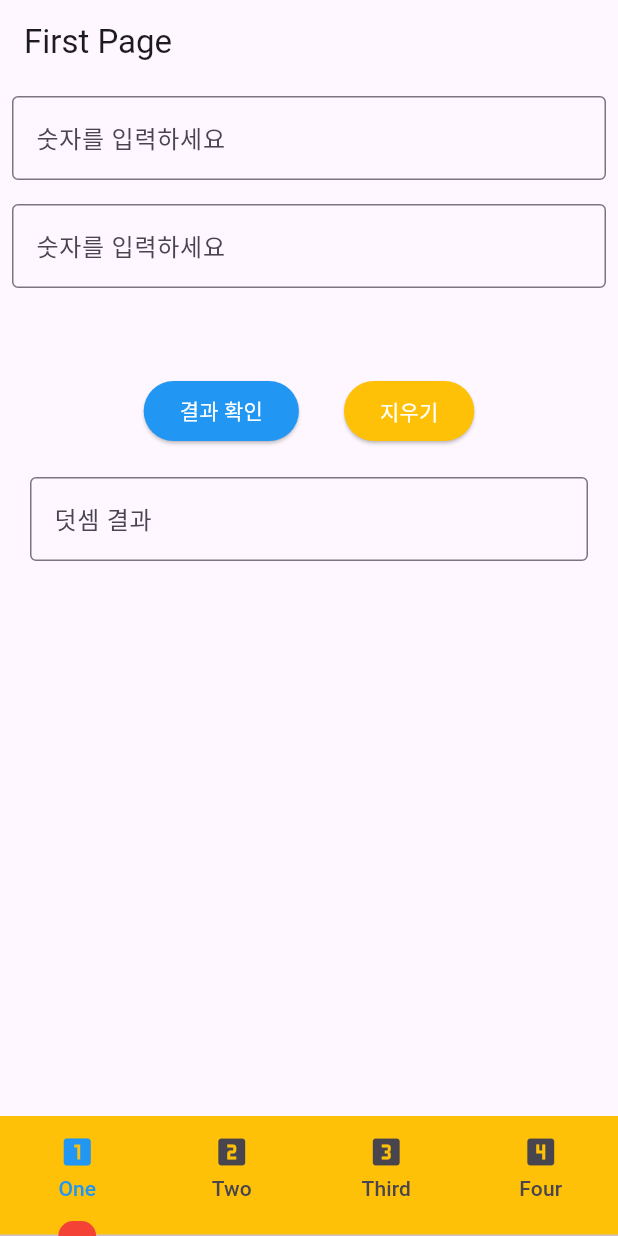
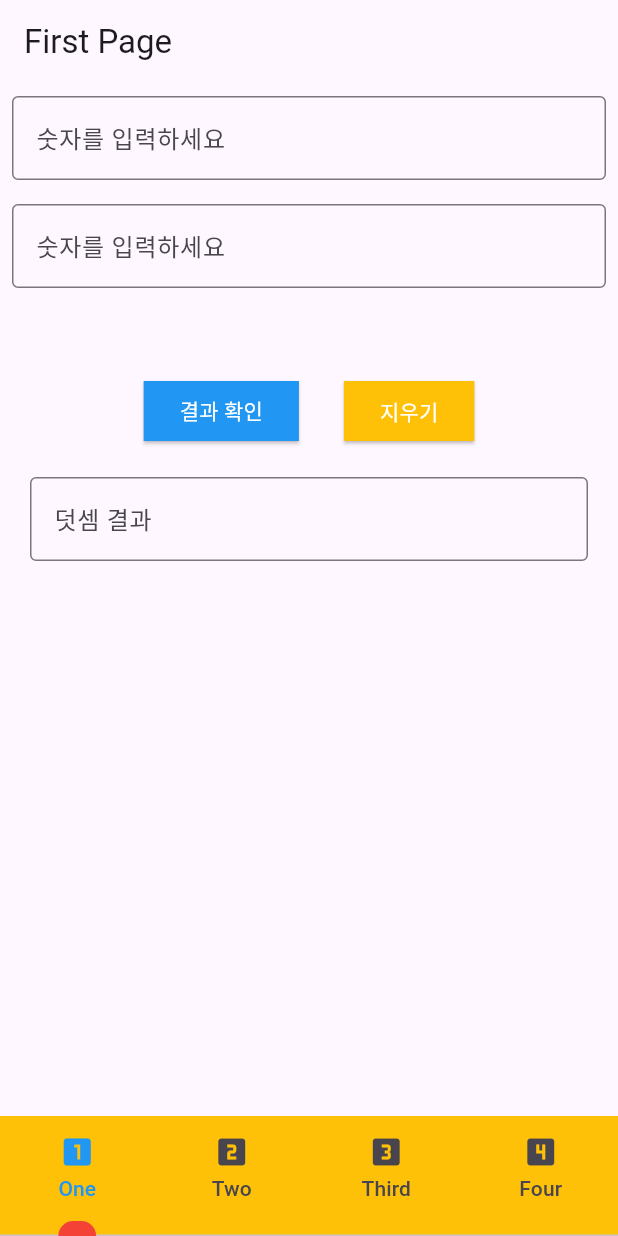
Before and after one commit to juni112-s/team-project-file, a Flutter app: the screen it shows after launch, on a phone screen of 412 x 824 dp. Run offline on Flutter 3.47's test engine with Material 3 defaults, Android fonts, the phone set to English and light mode, and no system bars.

Commit message:
수정 5

```diff
--- a/teamfile01_app/lib/view/first_page.dart
+++ b/teamfile01_app/lib/view/first_page.dart
@@ -61,6 +61,7 @@ class _FirstPageState extends State<FirstPage> {
                   style: ElevatedButton.styleFrom(
                     backgroundColor: Colors.blue,
                     foregroundColor: Colors.white,
+                    shape: BeveledRectangleBorder()
                   ),
                   child: Text('결과 확인'),
                 ),
@@ -70,6 +71,7 @@ class _FirstPageState extends State<FirstPage> {
                   style: ElevatedButton.styleFrom(
                     backgroundColor: Colors.amber,
                     foregroundColor: Colors.white,
+                    shape:BeveledRectangleBorder()
 
                   ),
                   child: Text('지우기'),
```
